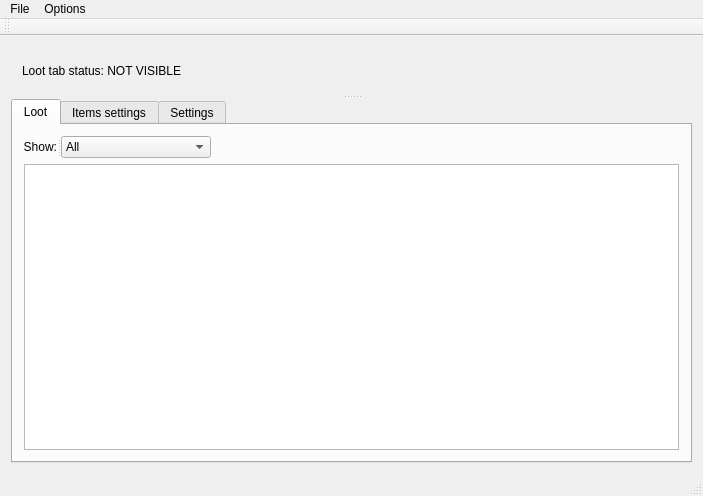
First picture: the form in gui/CountDaLoot/mainwindow.ui, repository stryku/CountDaLoot, before the edit.
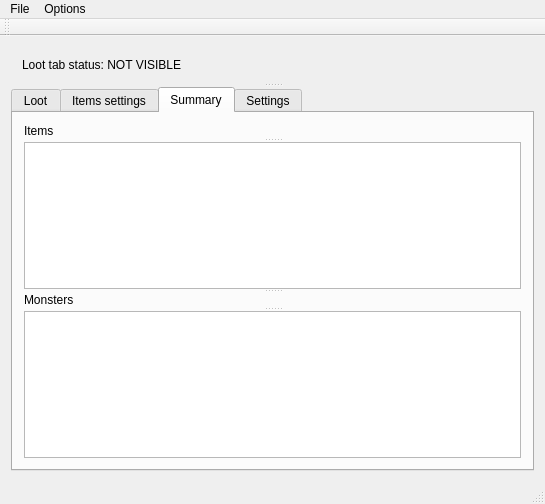
Second picture: the form after the edit. The open tabs and pages were chosen to show the change.

Commit message: introduce Summary tab

Diff of the .ui file:
```diff
--- a/gui/CountDaLoot/mainwindow.ui
+++ b/gui/CountDaLoot/mainwindow.ui
@@ -6,8 +6,8 @@
    <rect>
     <x>0</x>
     <y>0</y>
-    <width>703</width>
-    <height>496</height>
+    <width>545</width>
+    <height>504</height>
    </rect>
   </property>
   <property name="windowTitle">
@@ -20,7 +20,7 @@
       <property name="orientation">
        <enum>Qt::Vertical</enum>
       </property>
-      <widget class="QWidget" name="">
+      <widget class="QWidget" name="layoutWidget">
        <layout class="QHBoxLayout" name="horizontalLayout">
         <item>
          <widget class="QLabel" name="labelLootTabStatus">
@@ -125,6 +125,32 @@
          </item>
         </layout>
        </widget>
+       <widget class="QWidget" name="tab_4">
+        <attribute name="title">
+         <string>Summary</string>
+        </attribute>
+        <layout class="QGridLayout" name="gridLayout_4">
+         <item row="0" column="0">
+          <widget class="QSplitter" name="splitter_4">
+           <property name="orientation">
+            <enum>Qt::Vertical</enum>
+           </property>
+           <widget class="QLabel" name="label_4">
+            <property name="text">
+             <string>Items</string>
+            </property>
+           </widget>
+           <widget class="QTableView" name="SummaryTableViewItems"/>
+           <widget class="QLabel" name="label_3">
+            <property name="text">
+             <string>Monsters</string>
+            </property>
+           </widget>
+           <widget class="QTableView" name="SummaryTableViewMonsters"/>
+          </widget>
+         </item>
+        </layout>
+       </widget>
        <widget class="QWidget" name="tab_3">
         <attribute name="title">
          <string>Settings</string>
@@ -140,7 +166,7 @@
     <rect>
      <x>0</x>
      <y>0</y>
-     <width>703</width>
+     <width>545</width>
      <height>21</height>
     </rect>
    </property>
```
The commit also changes 1 other file.
